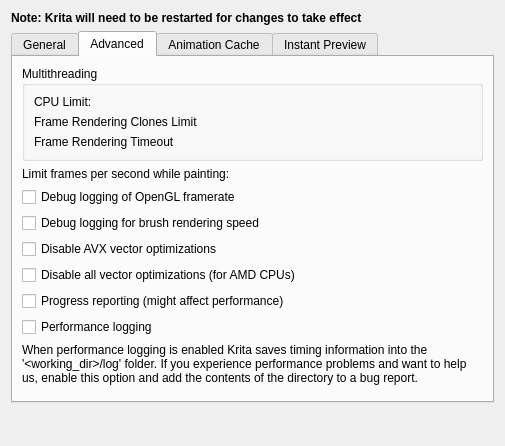
This is libs/ui/forms/wdgperformancesettings.ui in KDE/krita as Qt 5 draws it before an edit. The edited form follows.
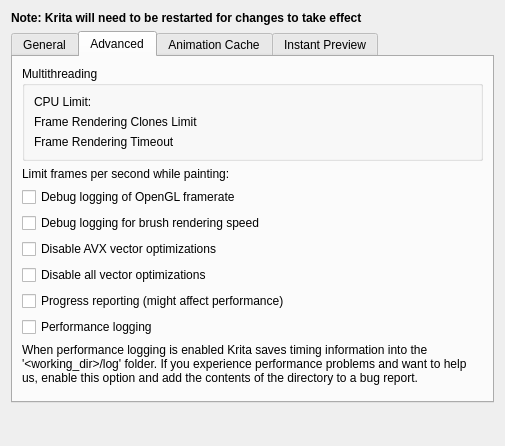
This is the edited form. The open tabs and pages were chosen to show the change. Custom widgets are drawn as their Qt base class.

```diff
--- a/libs/ui/forms/wdgperformancesettings.ui
+++ b/libs/ui/forms/wdgperformancesettings.ui
@@ -386,7 +386,7 @@
        <item>
         <widget class="QCheckBox" name="chkDisableVectorOptimizations">
          <property name="text">
-          <string>Disable all vector optimizations (for AMD CPUs)</string>
+          <string>Disable all vector optimizations</string>
          </property>
         </widget>
        </item>
```
